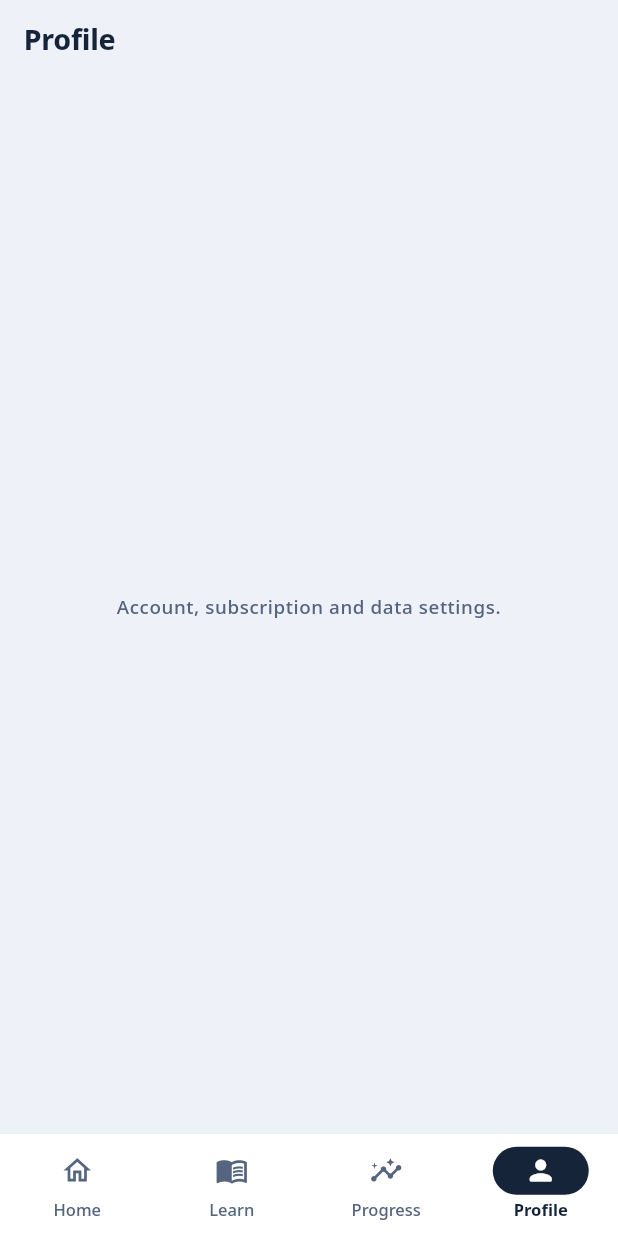
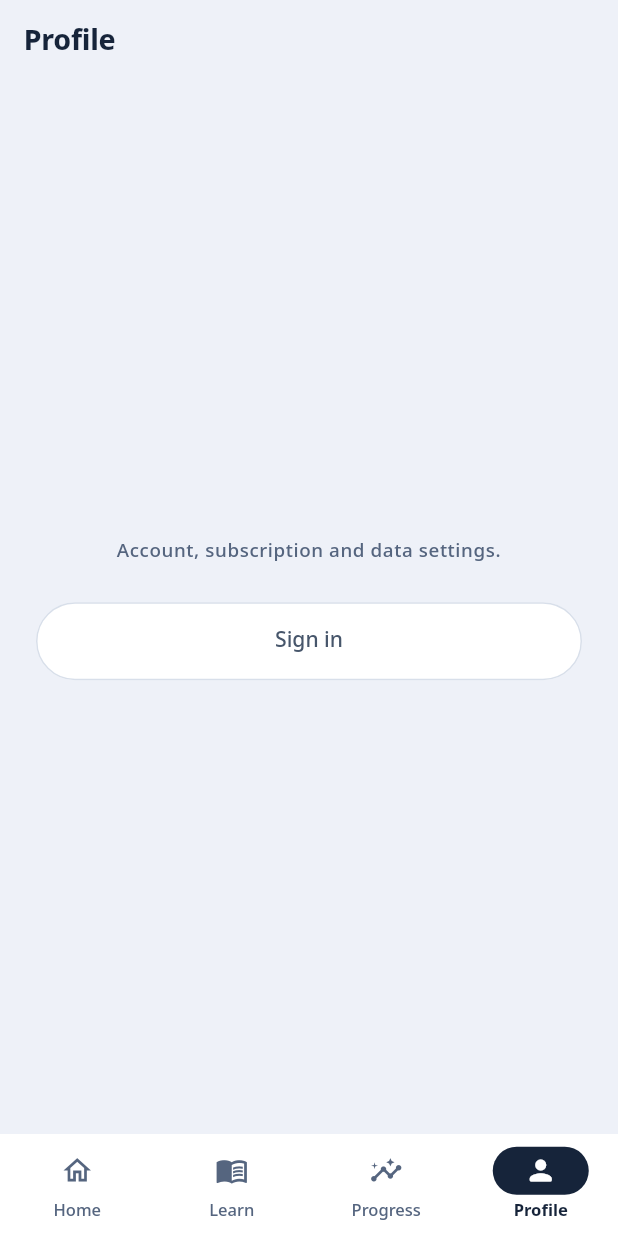
Before and after one commit to Tahmidul-Islam-Omi/EngCoach, a Flutter app: the screen it shows after launch, item 4 of the bottom bar chosen, on a phone screen of 412 x 824 dp. Run offline on Flutter 3.47's test engine with Material 3 defaults, Android fonts, the phone set to English and light mode, and no system bars; our stand-ins replace flutter_riverpod, go_router.

Commit message:
chore(profile): add a temporary sign-in button until an auth gate exists

```diff
--- a/lib/features/profile/view/profile_screen.dart
+++ b/lib/features/profile/view/profile_screen.dart
@@ -1,13 +1,39 @@
 import 'package:flutter/material.dart';
+import 'package:go_router/go_router.dart';
 
-import '../../../shared/widgets/placeholder_screen.dart';
+import '../../../app/router.dart';
+import '../../../app/theme/app_spacing.dart';
 
 class ProfileScreen extends StatelessWidget {
   const ProfileScreen({super.key});
 
   @override
-  Widget build(BuildContext context) => const PlaceholderScreen(
-        title: 'Profile',
-        note: 'Account, subscription and data settings.',
-      );
+  Widget build(BuildContext context) {
+    final text = Theme.of(context).textTheme;
+    return Scaffold(
+      appBar: AppBar(title: const Text('Profile')),
+      body: Center(
+        child: Padding(
+          padding: const EdgeInsets.all(AppSpacing.xxl),
+          child: Column(
+            mainAxisSize: MainAxisSize.min,
+            children: [
+              Text(
+                'Account, subscription and data settings.',
+                style: text.bodySmall,
+                textAlign: TextAlign.center,
+              ),
+              const SizedBox(height: AppSpacing.xxl),
+              // Temporary: the sign-in flow has no gate in front of it yet,
+              // so this is how to reach it. Remove once auth guards startup.
+              OutlinedButton(
+                onPressed: () => context.push(Routes.signIn),
+                child: const Text('Sign in'),
+              ),
+            ],
+          ),
+        ),
+      ),
+    );
+  }
 }
```
